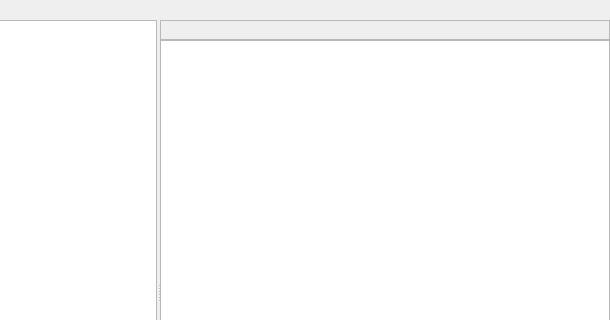
The window that XS/source/AssetsDockWidget.ui (xenginez/X) describes before a commit, drawn with Qt 5; both pictures show x 293 to 903 and y 0 to 320 of the 903 by 563 pixel window.
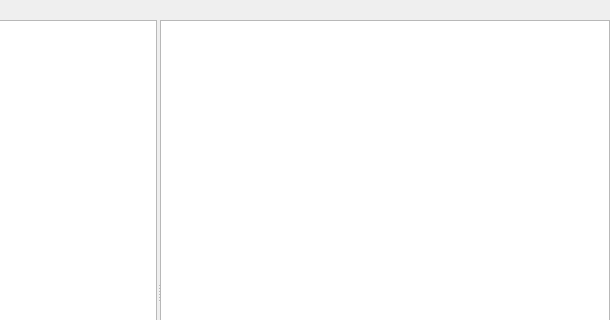
The same window after the commit.

Commit message: 修正布局

```diff
--- a/XS/source/AssetsDockWidget.ui
+++ b/XS/source/AssetsDockWidget.ui
@@ -214,34 +214,6 @@
        <property name="spacing">
         <number>0</number>
        </property>
-       <item>
-        <widget class="QFrame" name="frame">
-         <property name="sizePolicy">
-          <sizepolicy hsizetype="Preferred" vsizetype="Fixed">
-           <horstretch>0</horstretch>
-           <verstretch>0</verstretch>
-          </sizepolicy>
-         </property>
-         <property name="minimumSize">
-          <size>
-           <width>0</width>
-           <height>20</height>
-          </size>
-         </property>
-         <property name="maximumSize">
-          <size>
-           <width>16777215</width>
-           <height>20</height>
-          </size>
-         </property>
-         <property name="frameShape">
-          <enum>QFrame::StyledPanel</enum>
-         </property>
-         <property name="frameShadow">
-          <enum>QFrame::Raised</enum>
-         </property>
-        </widget>
-       </item>
        <item>
         <widget class="QListWidget" name="list"/>
        </item>
```
The commit also changes 4 other files.
